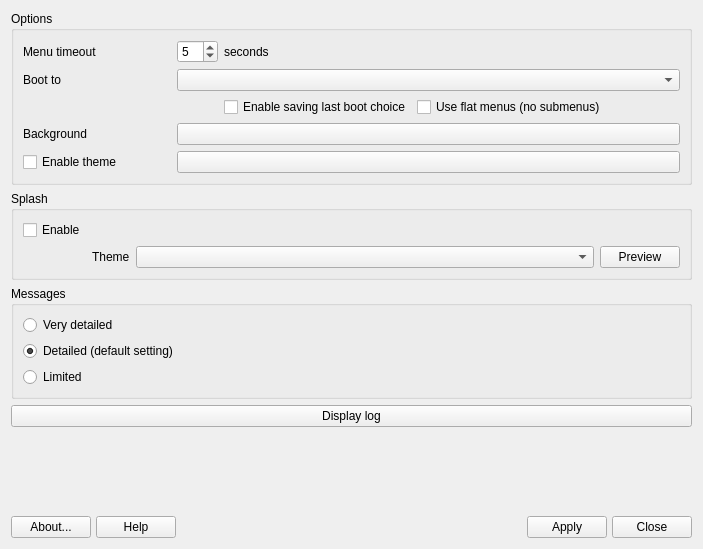
Above: mainwindow.ui from AdrianTM/mx-boot-options before the change. Below: the same form after it.
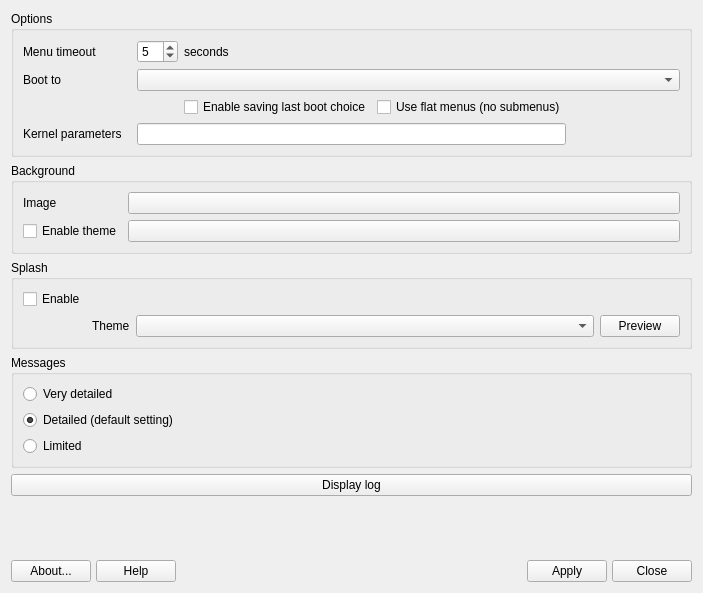
That is the form after the change. Icons and pictures are not drawn.

Commit message: add kernel parameter edit option

What changed in the file:
```diff
--- a/mainwindow.ui
+++ b/mainwindow.ui
@@ -7,7 +7,7 @@
     <x>0</x>
     <y>0</y>
     <width>703</width>
-    <height>549</height>
+    <height>593</height>
    </rect>
   </property>
   <property name="sizePolicy">
@@ -29,6 +29,13 @@
       <string>Options</string>
      </property>
      <layout class="QGridLayout" name="gridLayout_2">
+      <item row="3" column="0">
+       <widget class="QLabel" name="label_kernel">
+        <property name="text">
+         <string>Kernel parameters</string>
+        </property>
+       </widget>
+      </item>
       <item row="1" column="2" colspan="4">
        <widget class="QComboBox" name="combo_menu_entry">
         <property name="sizePolicy">
@@ -39,13 +46,6 @@
         </property>
        </widget>
       </item>
-      <item row="3" column="0">
-       <widget class="QLabel" name="label_bg_image">
-        <property name="text">
-         <string>Background</string>
-        </property>
-       </widget>
-      </item>
       <item row="0" column="0">
        <widget class="QLabel" name="label_timeout">
         <property name="toolTip">
@@ -79,22 +79,6 @@
         </property>
        </widget>
       </item>
-      <item row="3" column="2" colspan="4">
-       <widget class="QPushButton" name="btn_bg_file">
-        <property name="sizePolicy">
-         <sizepolicy hsizetype="Preferred" vsizetype="Fixed">
-          <horstretch>0</horstretch>
-          <verstretch>0</verstretch>
-         </sizepolicy>
-        </property>
-        <property name="text">
-         <string/>
-        </property>
-        <property name="autoDefault">
-         <bool>false</bool>
-        </property>
-       </widget>
-      </item>
       <item row="0" column="2">
        <widget class="QSpinBox" name="spinBoxTimeout">
         <property name="sizePolicy">
@@ -134,23 +118,70 @@
         </property>
        </widget>
       </item>
-      <item row="4" column="2" colspan="4">
-       <widget class="QPushButton" name="btn_theme_file">
+      <item row="3" column="2" colspan="3">
+       <widget class="QLineEdit" name="lineEdit_kernel"/>
+      </item>
+     </layout>
+    </widget>
+   </item>
+   <item>
+    <widget class="QGroupBox" name="groupBoxBackground">
+     <property name="title">
+      <string>Background</string>
+     </property>
+     <layout class="QGridLayout" name="gridLayout_3">
+      <item row="0" column="0">
+       <widget class="QLabel" name="label_bg_image">
+        <property name="sizePolicy">
+         <sizepolicy hsizetype="Minimum" vsizetype="Preferred">
+          <horstretch>0</horstretch>
+          <verstretch>0</verstretch>
+         </sizepolicy>
+        </property>
         <property name="text">
-         <string/>
-        </property>
-        <property name="autoDefault">
-         <bool>false</bool>
+         <string>Image</string>
         </property>
        </widget>
       </item>
-      <item row="4" column="0" colspan="2">
+      <item row="2" column="0">
        <widget class="QCheckBox" name="cb_grub_theme">
+        <property name="sizePolicy">
+         <sizepolicy hsizetype="Fixed" vsizetype="Fixed">
+          <horstretch>0</horstretch>
+          <verstretch>0</verstretch>
+         </sizepolicy>
+        </property>
         <property name="text">
          <string>Enable theme</string>
         </property>
        </widget>
       </item>
+      <item row="2" column="1" colspan="2">
+       <widget class="QPushButton" name="btn_theme_file">
+        <property name="text">
+         <string/>
+        </property>
+        <property name="autoDefault">
+         <bool>false</bool>
+        </property>
+       </widget>
+      </item>
+      <item row="0" column="1" colspan="2">
+       <widget class="QPushButton" name="btn_bg_file">
+        <property name="sizePolicy">
+         <sizepolicy hsizetype="Preferred" vsizetype="Fixed">
+          <horstretch>0</horstretch>
+          <verstretch>0</verstretch>
+         </sizepolicy>
+        </property>
+        <property name="text">
+         <string/>
+        </property>
+        <property name="autoDefault">
+         <bool>false</bool>
+        </property>
+       </widget>
+      </item>
      </layout>
     </widget>
    </item>
```
The commit also changes 4 other files.
